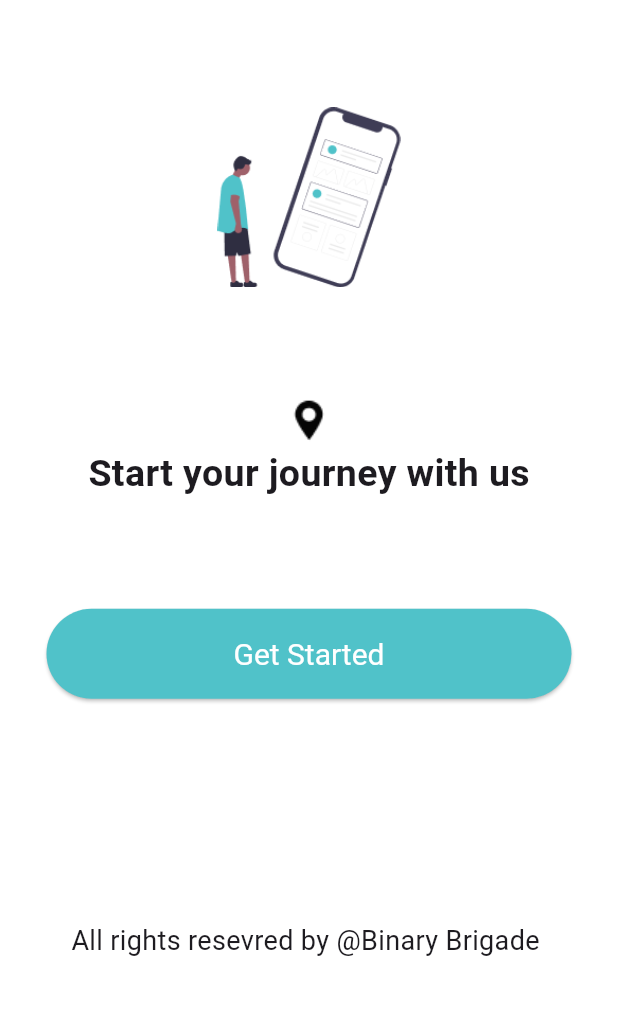
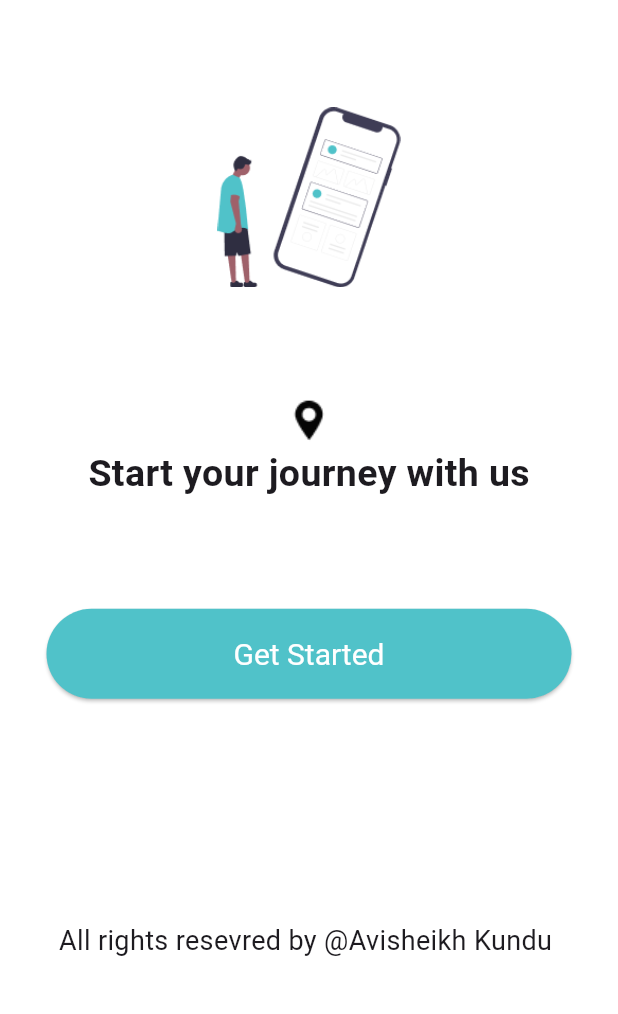
Before and after one commit to AvisheikhKundu/DIU_Transport_App, a Flutter app: the screen it shows after launch, on a phone screen of 412 x 824 dp, the part 222-1236 px from its top. Run offline on Flutter 3.47's test engine with Material 3 defaults, Android fonts, the phone set to English and light mode, and no system bars; our stand-ins replace cloud_firestore, firebase_auth, firebase_core, flutter_map, latlong2; accounts and stored records are empty.

Commit message:
add new code

```diff
--- a/lib/ui/screens/get_started_screen.dart
+++ b/lib/ui/screens/get_started_screen.dart
@@ -41,7 +41,7 @@ class _GetStartedScreenState extends State<GetStartedScreen> {
             ),
             SizedBox(height: 5),
             Text(
-              'All rights resevred by @Binary Brigade ',
+              'All rights resevred by @Avisheikh Kundu ',
               style: TextStyle(fontSize: 18),
             ),
           ],
```
